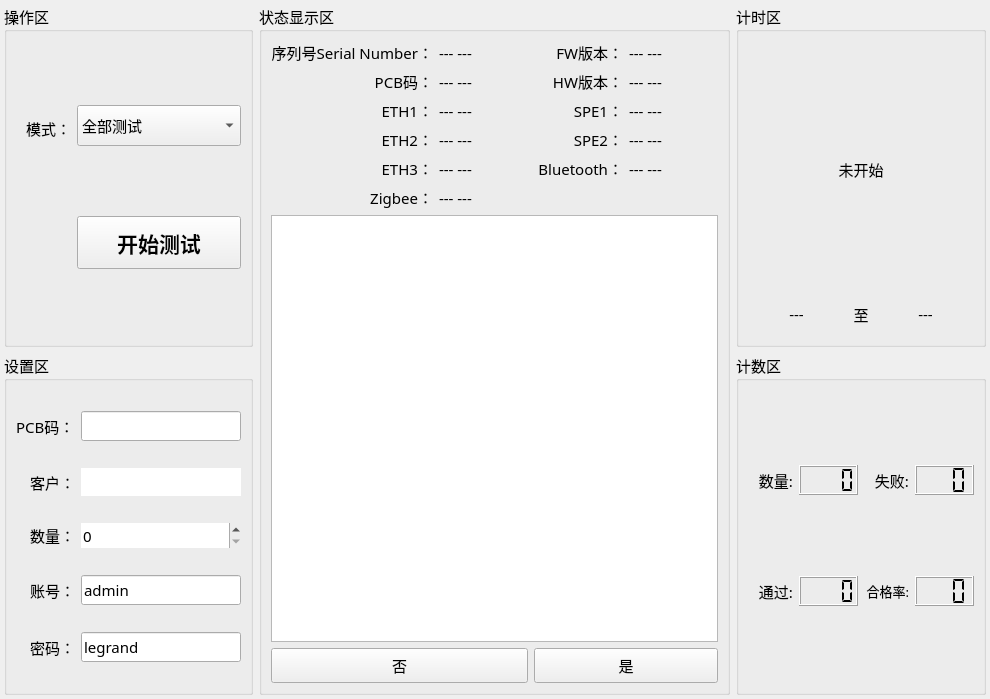
The window that MVP-Tool/MainPage/home_workwid.ui (ChinaClever/MVP-Tool) describes before a commit, drawn with Qt 5.
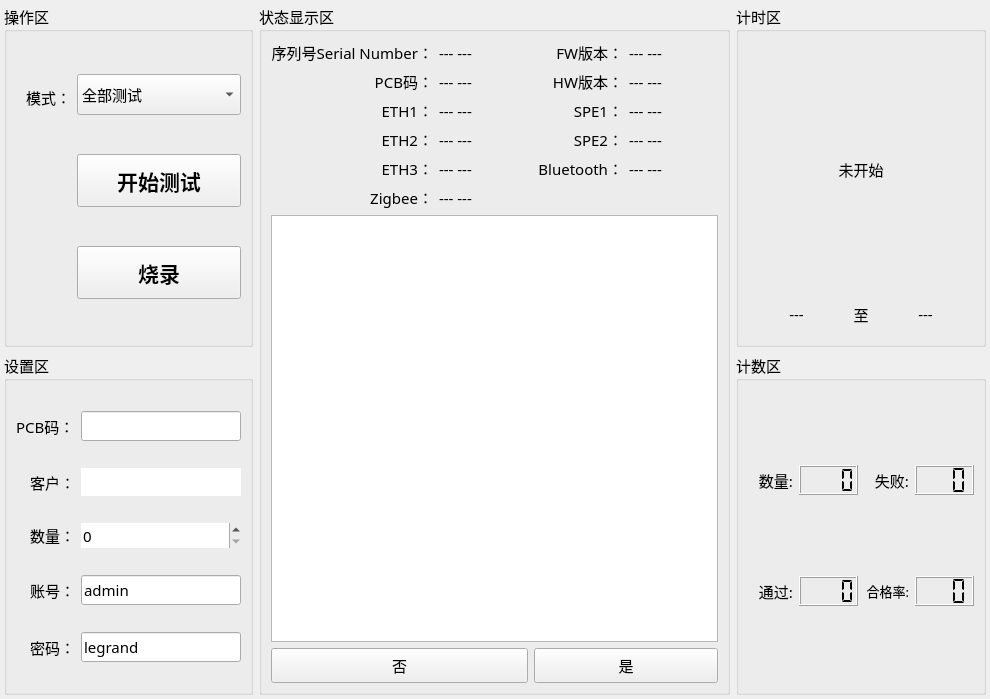
The same window after the commit.

Diff of the .ui file:
```diff
--- a/MVP-Tool/MainPage/home_workwid.ui
+++ b/MVP-Tool/MainPage/home_workwid.ui
@@ -193,6 +193,7 @@
            <font>
             <family>微软雅黑</family>
             <pointsize>16</pointsize>
+            <weight>75</weight>
             <bold>true</bold>
            </font>
           </property>
@@ -201,6 +202,33 @@
           </property>
          </widget>
         </item>
+        <item row="2" column="1">
+         <widget class="QPushButton" name="burnBtn">
+          <property name="minimumSize">
+           <size>
+            <width>120</width>
+            <height>0</height>
+           </size>
+          </property>
+          <property name="maximumSize">
+           <size>
+            <width>187</width>
+            <height>53</height>
+           </size>
+          </property>
+          <property name="font">
+           <font>
+            <family>微软雅黑</family>
+            <pointsize>16</pointsize>
+            <weight>75</weight>
+            <bold>true</bold>
+           </font>
+          </property>
+          <property name="text">
+           <string>烧录</string>
+          </property>
+         </widget>
+        </item>
        </layout>
       </widget>
      </item>
```
